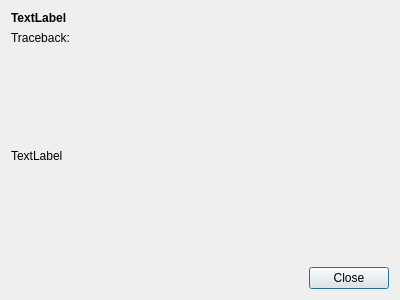
The window that src/errormessageview.ui (hmatuschek/qdmr) describes before a commit, drawn with Qt 5.
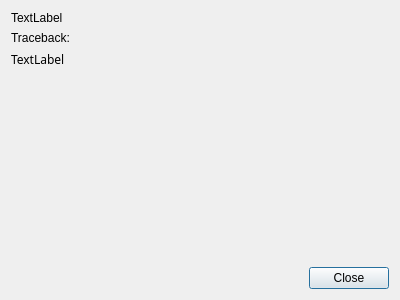
The same window after the commit.

Commit message: Fixed default font.

What changed in the file:
```diff
--- a/src/errormessageview.ui
+++ b/src/errormessageview.ui
@@ -19,12 +19,6 @@
   <layout class="QVBoxLayout" name="verticalLayout">
    <item>
     <widget class="QLabel" name="errorMessage">
-     <property name="font">
-      <font>
-       <weight>75</weight>
-       <bold>true</bold>
-      </font>
-     </property>
      <property name="text">
       <string>TextLabel</string>
      </property>
@@ -45,9 +39,26 @@
        <verstretch>0</verstretch>
       </sizepolicy>
      </property>
+     <property name="font">
+      <font>
+       <family>Sans Serif</family>
+      </font>
+     </property>
      <property name="text">
       <string>TextLabel</string>
      </property>
+     <property name="textFormat">
+      <enum>Qt::PlainText</enum>
+     </property>
+     <property name="alignment">
+      <set>Qt::AlignLeading|Qt::AlignLeft|Qt::AlignTop</set>
+     </property>
+     <property name="margin">
+      <number>5</number>
+     </property>
+     <property name="indent">
+      <number>-1</number>
+     </property>
     </widget>
    </item>
    <item>
```
The commit also changes 1 other file.
